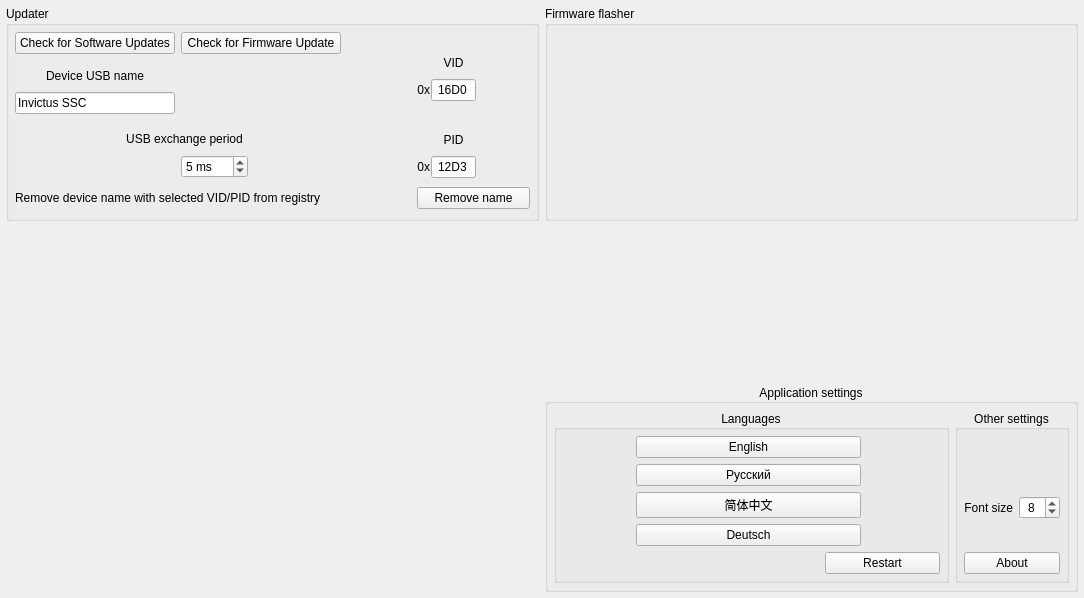
This is src/widgets/adv-settings/advancedsettings.ui in invictuscockpits/HOTASConfigurator as Qt 5 draws it before an edit. The edited form follows.
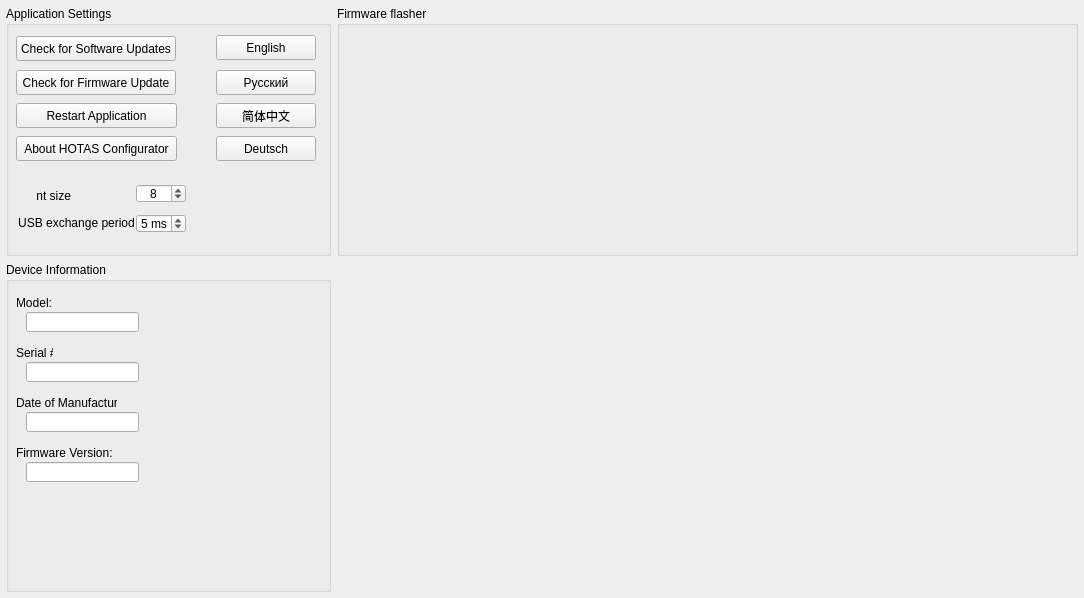
This is the edited form. Icons and pictures are not drawn. Custom widgets are drawn as their Qt base class.

Patch:
```diff
--- a/src/widgets/adv-settings/advancedsettings.ui
+++ b/src/widgets/adv-settings/advancedsettings.ui
@@ -13,7 +13,7 @@
   <property name="windowTitle">
    <string>Form</string>
   </property>
-  <layout class="QGridLayout" name="gridLayout" rowstretch="5,5,5" columnstretch="1,1">
+  <layout class="QGridLayout" name="gridLayout" rowstretch="5,0,0" columnstretch="1,0,0">
    <property name="leftMargin">
     <number>6</number>
    </property>
@@ -26,6 +26,335 @@
    <property name="bottomMargin">
     <number>6</number>
    </property>
+   <item row="0" column="0">
+    <widget class="QGroupBox" name="groupBox_4">
+     <property name="maximumSize">
+      <size>
+       <width>325</width>
+       <height>250</height>
+      </size>
+     </property>
+     <property name="title">
+      <string>Application Settings</string>
+     </property>
+     <widget class="QPushButton" name="pushButton_CheckUpdates">
+      <property name="geometry">
+       <rect>
+        <x>10</x>
+        <y>30</y>
+        <width>160</width>
+        <height>25</height>
+       </rect>
+      </property>
+      <property name="minimumSize">
+       <size>
+        <width>160</width>
+        <height>25</height>
+       </size>
+      </property>
+      <property name="maximumSize">
+       <size>
+        <width>16777215</width>
+        <height>25</height>
+       </size>
+      </property>
+      <property name="text">
+       <string>Check for Software Updates</string>
+      </property>
+     </widget>
+     <widget class="QPushButton" name="pushButton_CheckFirmware">
+      <property name="geometry">
+       <rect>
+        <x>10</x>
+        <y>64</y>
+        <width>160</width>
+        <height>25</height>
+       </rect>
+      </property>
+      <property name="minimumSize">
+       <size>
+        <width>160</width>
+        <height>25</height>
+       </size>
+      </property>
+      <property name="text">
+       <string>Check for Firmware Update</string>
+      </property>
+     </widget>
+     <widget class="QLabel" name="text_USBExchangePeriod">
+      <property name="geometry">
+       <rect>
+        <x>10</x>
+        <y>208</y>
+        <width>121</width>
+        <height>16</height>
+       </rect>
+      </property>
+      <property name="sizePolicy">
+       <sizepolicy hsizetype="Preferred" vsizetype="Preferred">
+        <horstretch>0</horstretch>
+        <verstretch>0</verstretch>
+       </sizepolicy>
+      </property>
+      <property name="text">
+       <string>USB exchange period</string>
+      </property>
+      <property name="alignment">
+       <set>Qt::AlignmentFlag::AlignBottom|Qt::AlignmentFlag::AlignHCenter</set>
+      </property>
+     </widget>
+     <widget class="QSpinBox" name="spinBox_USBExchangePeriod">
+      <property name="geometry">
+       <rect>
+        <x>130</x>
+        <y>208</y>
+        <width>50</width>
+        <height>19</height>
+       </rect>
+      </property>
+      <property name="sizePolicy">
+       <sizepolicy hsizetype="Fixed" vsizetype="Fixed">
+        <horstretch>0</horstretch>
+        <verstretch>0</verstretch>
+       </sizepolicy>
+      </property>
+      <property name="minimumSize">
+       <size>
+        <width>50</width>
+        <height>0</height>
+       </size>
+      </property>
+      <property name="maximumSize">
+       <size>
+        <width>40</width>
+        <height>16777215</height>
+       </size>
+      </property>
+      <property name="frame">
+       <bool>true</bool>
+      </property>
+      <property name="alignment">
+       <set>Qt::AlignmentFlag::AlignLeading|Qt::AlignmentFlag::AlignLeft|Qt::AlignmentFlag::AlignVCenter</set>
+      </property>
+      <property name="correctionMode">
+       <enum>QAbstractSpinBox::CorrectionMode::CorrectToNearestValue</enum>
+      </property>
+      <property name="suffix">
+       <string> ms</string>
+      </property>
+      <property name="minimum">
+       <number>2</number>
+      </property>
+      <property name="maximum">
+       <number>255</number>
+      </property>
+      <property name="value">
+       <number>5</number>
+      </property>
+     </widget>
+     <widget class="QPushButton" name="pushButton_RestartApp">
+      <property name="geometry">
+       <rect>
+        <x>10</x>
+        <y>97</y>
+        <width>161</width>
+        <height>25</height>
+       </rect>
+      </property>
+      <property name="minimumSize">
+       <size>
+        <width>160</width>
+        <height>25</height>
+       </size>
+      </property>
+      <property name="toolTip">
+       <string>Restart for full changes</string>
+      </property>
+      <property name="text">
+       <string>Restart Application</string>
+      </property>
+     </widget>
+     <widget class="QPushButton" name="pushButton_About">
+      <property name="geometry">
+       <rect>
+        <x>10</x>
+        <y>130</y>
+        <width>161</width>
+        <height>25</height>
+       </rect>
+      </property>
+      <property name="minimumSize">
+       <size>
+        <width>160</width>
+        <height>25</height>
+       </size>
+      </property>
+      <property name="text">
+       <string>About HOTAS Configurator</string>
+      </property>
+     </widget>
+     <widget class="QLabel" name="text_FontSize">
+      <property name="geometry">
+       <rect>
+        <x>30</x>
+        <y>180</y>
+        <width>35</width>
+        <height>19</height>
+       </rect>
+      </property>
+      <property name="sizePolicy">
+       <sizepolicy hsizetype="Fixed" vsizetype="Preferred">
+        <horstretch>0</horstretch>
+        <verstretch>0</verstretch>
+       </sizepolicy>
+      </property>
+      <property name="text">
+       <string>Font size</string>
+      </property>
+      <property name="alignment">
+       <set>Qt::AlignmentFlag::AlignRight|Qt::AlignmentFlag::AlignTrailing|Qt::AlignmentFlag::AlignVCenter</set>
+      </property>
+     </widget>
+     <widget class="QSpinBox" name="spinBox_FontSize">
+      <property name="geometry">
+       <rect>
+        <x>130</x>
+        <y>178</y>
+        <width>50</width>
+        <height>19</height>
+       </rect>
+      </property>
+      <property name="sizePolicy">
+       <sizepolicy hsizetype="Fixed" vsizetype="Fixed">
+        <horstretch>0</horstretch>
+        <verstretch>0</verstretch>
+       </sizepolicy>
+      </property>
+      <property name="minimumSize">
+       <size>
+        <width>50</width>
+        <height>0</height>
+       </size>
+      </property>
+      <property name="maximumSize">
+       <size>
+        <width>50</width>
+        <height>16777215</height>
+       </size>
+      </property>
+      <property name="alignment">
+       <set>Qt::AlignmentFlag::AlignCenter</set>
+      </property>
+      <property name="minimum">
+       <number>7</number>
+      </property>
+      <property name="maximum">
+       <number>12</number>
+      </property>
+      <property name="value">
+       <number>8</number>
+      </property>
+     </widget>
+     <widget class="QPushButton" name="pushButton_LangDeutsch">
+      <property name="geometry">
+       <rect>
+        <x>210</x>
+        <y>130</y>
+        <width>100</width>
+        <height>25</height>
+       </rect>
+      </property>
+      <property name="minimumSize">
+       <size>
+        <width>100</width>
+        <height>25</height>
+       </size>
+      </property>
+      <property name="text">
+       <string notr="true">Deutsch</string>
+      </property>
+      <property name="icon">
+       <iconset resource="../../resources.qrc">
+        <normaloff>:/Images/flags/Germany.png</normaloff>:/Images/flags/Germany.png</iconset>
+      </property>
+     </widget>
+     <widget class="QPushButton" name="pushButton_LangEnglish">
+      <property name="geometry">
+       <rect>
+        <x>210</x>
+        <y>29</y>
+        <width>100</width>
+        <height>25</height>
+       </rect>
+      </property>
+      <property name="minimumSize">
+       <size>
+        <width>100</width>
+        <height>25</height>
+       </size>
+      </property>
+      <property name="text">
+       <string notr="true">English</string>
+      </property>
+      <property name="icon">
+       <iconset resource="../../resources.qrc">
+        <normaloff>:/Images/flags/United_Kingdom.png</normaloff>:/Images/flags/United_Kingdom.png</iconset>
+      </property>
+      <property name="iconSize">
+       <size>
+        <width>16</width>
+        <height>16</height>
+       </size>
+      </property>
+     </widget>
+     <widget class="QPushButton" name="pushButton_LangRussian">
+      <property name="geometry">
+       <rect>
+        <x>210</x>
+        <y>64</y>
+        <width>100</width>
+        <height>25</height>
+       </rect>
+      </property>
+      <property name="minimumSize">
+       <size>
+        <width>100</width>
+        <height>25</height>
+       </size>
+      </property>
+      <property name="text">
+       <string notr="true">Русский</string>
+      </property>
+      <property name="icon">
+       <iconset resource="../../resources.qrc">
+        <normaloff>:/Images/flags/Russia.png</normaloff>:/Images/flags/Russia.png</iconset>
+      </property>
+     </widget>
+     <widget class="QPushButton" name="pushButton_LangSChinese">
+      <property name="geometry">
+       <rect>
+        <x>210</x>
+        <y>97</y>
+        <width>100</width>
+        <height>25</height>
+       </rect>
+      </property>
+      <property name="minimumSize">
+       <size>
+        <width>100</width>
+        <height>25</height>
+       </size>
+      </property>
+      <property name="text">
+       <string notr="true">简体中文</string>
+      </property>
+      <property name="icon">
+       <iconset resource="../../resources.qrc">
+        <normaloff>:/Images/flags/china.png</normaloff>:/Images/flags/china.png</iconset>
+      </property>
+     </widget>
+    </widget>
+   </item>
    <item row="0" column="1">
     <widget class="QGroupBox" name="groupBox_2">
      <property name="title">
@@ -47,759 +376,107 @@
      </layout>
     </widget>
    </item>
-   <item row="0" column="0">
+   <item row="1" column="0">
     <widget class="QGroupBox" name="groupBox">
      <property name="title">
-      <string>Updater</string>
+      <string>Device Information</string>
      </property>
-     <layout class="QGridLayout" name="gridLayout_3" columnstretch="1,1,1,5,1,0,0">
-      <property name="leftMargin">
-       <number>6</number>
+     <widget class="QLineEdit" name="line_DeviceModel">
+      <property name="geometry">
+       <rect>
+        <x>20</x>
+        <y>50</y>
+        <width>113</width>
+        <height>20</height>
+       </rect>
       </property>
-      <property name="topMargin">
-       <number>6</number>
+     </widget>
+     <widget class="QLineEdit" name="line_DeviceSerial">
+      <property name="geometry">
+       <rect>
+        <x>20</x>
+        <y>100</y>
+        <width>113</width>
+        <height>20</height>
+       </rect>
       </property>
-      <property name="rightMargin">
-       <number>6</number>
+     </widget>
+     <widget class="QLineEdit" name="line_DeviceDoM">
+      <property name="geometry">
+       <rect>
+        <x>20</x>
+        <y>150</y>
+        <width>113</width>
+        <height>20</height>
+       </rect>
       </property>
-      <property name="bottomMargin">
-       <number>9</number>
+     </widget>
+     <widget class="QLineEdit" name="line_DeviceFwVersion">
+      <property name="geometry">
+       <rect>
+        <x>20</x>
+        <y>200</y>
+        <width>113</width>
+        <height>20</height>
+       </rect>
       </property>
-      <property name="horizontalSpacing">
-       <number>6</number>
+     </widget>
+     <widget class="QLabel" name="label">
+      <property name="geometry">
+       <rect>
+        <x>10</x>
+        <y>35</y>
+        <width>37</width>
+        <height>12</height>
+       </rect>
       </property>
-      <property name="verticalSpacing">
-       <number>9</number>
+      <property name="text">
+       <string>Model:</string>
       </property>
-      <item row="5" column="0">
-       <spacer name="horizontalSpacer_4">
-        <property name="orientation">
-         <enum>Qt::Orientation::Horizontal</enum>
-        </property>
-        <property name="sizeHint" stdset="0">
-         <size>
-          <width>40</width>
-          <height>20</height>
-         </size>
-        </property>
-       </spacer>
-      </item>
-      <item row="5" column="1">
-       <widget class="QSpinBox" name="spinBox_USBExchangePeriod">
-        <property name="sizePolicy">
-         <sizepolicy hsizetype="Fixed" vsizetype="Fixed">
-          <horstretch>0</horstretch>
-          <verstretch>0</verstretch>
-         </sizepolicy>
-        </property>
-        <property name="frame">
-         <bool>true</bool>
-        </property>
-        <property name="alignment">
-         <set>Qt::AlignmentFlag::AlignLeading|Qt::AlignmentFlag::AlignLeft|Qt::AlignmentFlag::AlignVCenter</set>
-        </property>
-        <property name="correctionMode">
-         <enum>QAbstractSpinBox::CorrectionMode::CorrectToNearestValue</enum>
-        </property>
-        <property name="suffix">
-         <string> ms</string>
-        </property>
-        <property name="minimum">
-         <number>2</number>
-        </property>
-        <property name="maximum">
-         <number>255</number>
-        </property>
-        <property name="value">
-         <number>5</number>
-        </property>
-       </widget>
-      </item>
-      <item row="1" column="6">
-       <spacer name="horizontalSpacer_6">
-        <property name="orientation">
-         <enum>Qt::Orientation::Horizontal</enum>
-        </property>
-        <property name="sizeHint" stdset="0">
-         <size>
-          <width>40</width>
-          <height>20</height>
-         </size>
-        </property>
-       </spacer>
-      </item>
-      <item row="4" column="0" colspan="3">
-       <widget class="QLabel" name="text_USBExchangePeriod">
-        <property name="sizePolicy">
-         <sizepolicy hsizetype="Preferred" vsizetype="Preferred">
-          <horstretch>0</horstretch>
-          <verstretch>0</verstretch>
-         </sizepolicy>
-        </property>
-        <property name="text">
-         <string>USB exchange period</string>
-        </property>
-        <property name="alignment">
-         <set>Qt::AlignmentFlag::AlignBottom|Qt::AlignmentFlag::AlignHCenter</set>
-        </property>
-       </widget>
-      </item>
-      <item row="6" column="0" colspan="5">
-       <layout class="QHBoxLayout" name="horizontalLayout" stretch="0,0,0">
-        <property name="spacing">
-         <number>3</number>
-        </property>
-        <item>
-         <widget class="QLabel" name="text_removeName">
-          <property name="toolTip">
-           <string>&lt;html&gt;&lt;head/&gt;&lt;body&gt;&lt;p&gt;Sometimes Windows does not update the name in gaming devices and needs to be removed from the registry. This happens automatically when the config is written, but manual deletion may be required when the device is disconnected.&lt;/p&gt;&lt;/body&gt;&lt;/html&gt;</string>
-          </property>
-          <property name="text">
-           <string>Remove device name with selected VID/PID from registry</string>
-          </property>
-         </widget>
-        </item>
-        <item>
-         <widget class="InfoLabel" name="info_removeName">
-          <property name="toolTip">
-           <string>&lt;html&gt;&lt;head/&gt;&lt;body&gt;&lt;p&gt;Sometimes Windows does not update the name in gaming devices and needs to be removed from the registry. This happens automatically when the config is written, but manual deletion may be required when the device is disconnected.&lt;/p&gt;&lt;/body&gt;&lt;/html&gt;</string>
-          </property>
-          <property name="text">
-           <string/>
-          </property>
-         </widget>
-        </item>
-        <item>
-         <spacer name="horizontalSpacer">
-          <property name="orientation">
-           <enum>Qt::Orientation::Horizontal</enum>
-          </property>
-          <property name="sizeHint" stdset="0">
-           <size>
-            <width>40</width>
-            <height>20</height>
-           </size>
-          </property>
-         </spacer>
-        </item>
-       </layout>
-      </item>
-      <item row="5" column="2">
-       <spacer name="horizontalSpacer_3">
-        <property name="orientation">
-         <enum>Qt::Orientation::Horizontal</enum>
-        </property>
-        <property name="sizeHint" stdset="0">
-         <size>
-          <width>40</width>
-          <height>20</height>
-         </size>
-        </property>
-       </spacer>
-      </item>
-      <item row="0" column="5" rowspan="6">
-       <layout class="QGridLayout" name="gridLayout_2">
-        <property name="topMargin">
-         <number>0</number>
-        </property>
-        <property name="horizontalSpacing">
-         <number>1</number>
-        </property>
-        <property name="verticalSpacing">
-         <number>9</number>
-        </property>
-        <item row="1" column="0">
-         <widget class="QLabel" name="text_VID_0x">
-          <property name="sizePolicy">
-           <sizepolicy hsizetype="Preferred" vsizetype="Preferred">
-            <horstretch>0</horstretch>
-            <verstretch>0</verstretch>
-           </sizepolicy>
-          </property>
-          <property name="text">
-           <string notr="true">0x</string>
-          </property>
-          <property name="alignment">
-           <set>Qt::AlignmentFlag::AlignRight|Qt::AlignmentFlag::AlignTrailing|Qt::AlignmentFlag::AlignVCenter</set>
-          </property>
-         </widget>
-        </item>
-        <item row="1" column="1">
-         <widget class="QLineEdit" name="lineEdit_VID">
-          <property name="enabled">
-           <bool>true</bool>
-          </property>
-          <property name="sizePolicy">
-           <sizepolicy hsizetype="Minimum" vsizetype="Fixed">
-            <horstretch>0</horstretch>
-            <verstretch>0</verstretch>
-           </sizepolicy>
-          </property>
-          <property name="maximumSize">
-           <size>
-            <width>45</width>
-            <height>16777215</height>
-           </size>
-          </property>
-          <property name="inputMask">
-           <string notr="true">HHHH</string>
-          </property>
-          <property name="text">
-           <string notr="true">16D0</string>
-          </property>
-          <property name="alignment">
-           <set>Qt::AlignmentFlag::AlignCenter</set>
-          </property>
-         </widget>
-        </item>
-        <item row="3" column="1">
-         <widget class="QLineEdit" name="lineEdit_PID">
-          <property name="sizePolicy">
-           <sizepolicy hsizetype="Minimum" vsizetype="Fixed">
-            <horstretch>0</horstretch>
-            <verstretch>0</verstretch>
-           </sizepolicy>
-          </property>
-          <property name="maximumSize">
-           <size>
-            <width>45</width>
-            <height>16777215</height>
-           </size>
-          </property>
-          <property name="inputMask">
-           <string notr="true">HHHH</string>
-          </property>
-          <property name="text">
-           <string notr="true">12D3</string>
-          </property>
-          <property name="alignment">
-           <set>Qt::AlignmentFlag::AlignCenter</set>
-          </property>
-         </widget>
-        </item>
-        <item row="2" column="1">
-         <widget class="QLabel" name="text_PID">
-          <property name="sizePolicy">
-           <sizepolicy hsizetype="Minimum" vsizetype="Preferred">
-            <horstretch>0</horstretch>
-            <verstretch>0</verstretch>
-           </sizepolicy>
-          </property>
-          <property name="text">
-           <string>PID</string>
-          </property>
-          <property name="alignment">
-           <set>Qt::AlignmentFlag::AlignBottom|Qt::AlignmentFlag::AlignHCenter</set>
-          </property>
-         </widget>
-        </item>
-        <item row="0" column="1">
-         <widget class="QLabel" name="text_VID">
-          <property name="sizePolicy">
-           <sizepolicy hsizetype="Minimum" vsizetype="Preferred">
-            <horstretch>0</horstretch>
-            <verstretch>0</verstretch>
-           </sizepolicy>
-          </property>
-          <property name="text">
-           <string>VID</string>
-          </property>
-          <property name="alignment">
-           <set>Qt::AlignmentFlag::AlignBottom|Qt::AlignmentFlag::AlignHCenter</set>
-          </property>
-         </widget>
-        </item>
-        <item row="3" column="0">
-         <widget class="QLabel" name="text_PID_0x">
-          <property name="sizePolicy">
-           <sizepolicy hsizetype="Preferred" vsizetype="Preferred">
-            <horstretch>0</horstretch>
-            <verstretch>0</verstretch>
-           </sizepolicy>
-          </property>
-          <property name="text">
-           <string notr="true">0x</string>
-          </property>
-          <property name="alignment">
-           <set>Qt::AlignmentFlag::AlignRight|Qt::AlignmentFlag::AlignTrailing|Qt::AlignmentFlag::AlignVCenter</set>
-          </property>
-         </widget>
-        </item>
-        <item row="1" column="2">
-         <widget class="InfoLabel" name="info_VID">
-          <property name="sizePolicy">
-           <sizepolicy hsizetype="Fixed" vsizetype="Fixed">
-            <horstretch>0</horstretch>
-            <verstretch>0</verstretch>
-           </sizepolicy>
-          </property>
-          <property name="maximumSize">
-           <size>
-            <width>18</width>
-            <height>18</height>
-           </size>
-          </property>
-          <property name="toolTip">
-           <string>&lt;html&gt;&lt;head/&gt;&lt;body&gt;&lt;p&gt;You're grown, so do what you want. but changing these values can brick the device.  That is not covered by warranty.&lt;/p&gt;&lt;/body&gt;&lt;/html&gt;</string>
-          </property>
-          <property name="text">
-           <string/>
-          </property>
-          <property name="pixmap">
-           <pixmap resource="../../resources.qrc">:/Images/warning_icon.svg</pixmap>
-          </property>
-          <property name="scaledContents">
-           <bool>true</bool>
-          </property>
-          <property name="margin">
-           <number>1</number>
-          </property>
-         </widget>
-        </item>
-        <item row="3" column="2">
-         <widget class="InfoLabel" name="info_PID">
-          <property name="sizePolicy">
-           <sizepolicy hsizetype="Fixed" vsizetype="Fixed">
-            <horstretch>0</horstretch>
-            <verstretch>0</verstretch>
-           </sizepolicy>
-          </property>
-          <property name="maximumSize">
-           <size>
-            <width>18</width>
-            <height>18</height>
-           </size>
-          </property>
-          <property name="toolTip">
-           <string>&lt;html&gt;&lt;head/&gt;&lt;body&gt;&lt;p&gt;You're grown, so do what you want. but changing these values can brick the device.  That is not covered by warranty.&lt;/p&gt;&lt;/body&gt;&lt;/html&gt;</string>
-          </property>
-          <property name="text">
-           <string/>
-          </property>
-          <property name="pixmap">
-           <pixmap resource="../../resources.qrc">:/Images/warning_icon.svg</pixmap>
-          </property>
-          <property name="scaledContents">
-           <bool>true</bool>
-          </property>
-          <property name="margin">
-           <number>1</number>
-          </property>
-         </widget>
-        </item>
-       </layout>
-      </item>
-      <item row="5" column="3">
-       <spacer name="horizontalSpacer_2">
-        <property name="orientation">
-         <enum>Qt::Orientation::Horizontal</enum>
-        </property>
-        <property name="sizeHint" stdset="0">
-         <size>
-          <width>40</width>
-          <height>20</height>
-         </size>
-        </property>
-       </spacer>
-      </item>
-      <item row="6" column="5" colspan="2">
-       <widget class="QPushButton" name="pushButton_removeName">
-        <property name="toolTip">
-         <string>&lt;html&gt;&lt;head/&gt;&lt;body&gt;&lt;p&gt;Sometimes Windows does not update the name in gaming devices and needs to be removed from the registry. This happens automatically when the config is written, but manual deletion may be required when the device is disconnected.&lt;/p&gt;&lt;/body&gt;&lt;/html&gt;</string>
-        </property>
-        <property name="text">
-         <string>Remove name</string>
-        </property>
-       </widget>
-      </item>
-      <item row="1" column="4">
-       <spacer name="horizontalSpacer_5">
-        <property name="orientation">
-         <enum>Qt::Orientation::Horizontal</enum>
-        </property>
-        <property name="sizeHint" stdset="0">
-         <size>
-          <width>40</width>
-          <height>20</height>
-         </size>
-        </property>
-       </spacer>
-      </item>
-      <item row="2" column="0">
-       <widget class="QLineEdit" name="lineEdit_DeviceUSBName">
-        <property name="sizePolicy">
-         <sizepolicy hsizetype="Expanding" vsizetype="Fixed">
-          <horstretch>0</horstretch>
-          <verstretch>0</verstretch>
-         </sizepolicy>
-        </property>
-        <property name="minimumSize">
-         <size>
-          <width>120</width>
-          <height>0</height>
-         </size>
-        </property>
-        <property name="text">
-         <string notr="true">Invictus SSC</string>
-        </property>
-        <property name="maxLength">
-         <number>26</number>
-        </property>
-       </widget>
-      </item>
-      <item row="1" column="0">
-       <widget class="QLabel" name="text_DeviceUSBName">
-        <property name="sizePolicy">
-         <sizepolicy hsizetype="Preferred" vsizetype="Preferred">
-          <horstretch>0</horstretch>
-          <verstretch>0</verstretch>
-         </sizepolicy>
-        </property>
-        <property name="text">
-         <string>Device USB name</string>
-        </property>
-        <property name="alignment">
-         <set>Qt::AlignmentFlag::AlignBottom|Qt::AlignmentFlag::AlignHCenter</set>
-        </property>
-       </widget>
-      </item>
-      <item row="0" column="0">
-       <widget class="QPushButton" name="pushButton_CheckUpdates">
-        <property name="minimumSize">
-         <size>
-          <width>160</width>
-          <height>0</height>
-         </size>
-        </property>
-        <property name="text">
-         <string>Check for Software Updates</string>
-        </property>
-       </widget>
-      </item>
-      <item row="0" column="1">
-       <widget class="QPushButton" name="pushButton_CheckFirmware">
-        <property name="minimumSize">
-         <size>
-          <width>160</width>
-          <height>0</height>
-         </size>
-        </property>
-        <property name="text">
-         <string>Check for Firmware Update</string>
-        </property>
-       </widget>
-      </item>
-     </layout>
-    </widget>
-   </item>
-   <item row="1" column="1">
-    <spacer name="verticalSpacer_2">
-     <property name="orientation">
-      <enum>Qt::Orientation::Vertical</enum>
-     </property>
-     <property name="sizeHint" stdset="0">
-      <size>
-       <width>20</width>
-       <height>40</height>
-      </size>
-     </property>
-    </spacer>
-   </item>
-   <item row="2" column="1">
-    <widget class="QGroupBox" name="groupBox_3">
-     <property name="title">
-      <string>Application settings</string>
-     </property>
-     <property name="alignment">
-      <set>Qt::AlignmentFlag::AlignCenter</set>
-     </property>
-     <layout class="QGridLayout" name="gridLayout_4" rowstretch="0,0" columnstretch="3,0">
-      <property name="leftMargin">
-       <number>6</number>
+     </widget>
+     <widget class="QLabel" name="label_2">
+      <property name="geometry">
+       <rect>
+        <x>10</x>
+        <y>85</y>
+        <width>37</width>
+        <height>12</height>
+       </rect>
       </property>
-      <property name="topMargin">
-       <number>6</number>
+      <property name="text">
+       <string>Serial #:</string>
       </property>
-      <property name="rightMargin">
-       <number>6</number>
+     </widget>
+     <widget class="QLabel" name="label_3">
+      <property name="geometry">
+       <rect>
+        <x>10</x>
+        <y>133</y>
+        <width>101</width>
+        <height>16</height>
+       </rect>
       </property>
-      <property name="bottomMargin">
-       <number>6</number>
+      <property name="text">
+       <string>Date of Manufacture:</string>
       </property>
-      <item row="1" column="0">
-       <widget class="QGroupBox" name="groupBox_5">
-        <property name="title">
-         <string>Languages</string>
-        </property>
-        <property name="alignment">
-         <set>Qt::AlignmentFlag::AlignCenter</set>
-        </property>
-        <layout class="QGridLayout" name="layoutG_Lang" rowstretch="0,0,0,0,0" columnstretch="2,5,1,2">
-         <property name="leftMargin">
-          <number>6</number>
-         </property>
-         <property name="topMargin">
-          <number>6</number>
-         </property>
-         <property name="rightMargin">
-          <number>6</number>
-         </property>
-         <property name="bottomMargin">
-          <number>6</number>
-         </property>
-         <item row="2" column="0">
-          <spacer name="horizontalSpacer_8">
-           <property name="orientation">
-            <enum>Qt::Orientation::Horizontal</enum>
-           </property>
-           <property name="sizeHint" stdset="0">
-            <size>
-             <width>40</width>
-             <height>20</height>
-            </size>
-           </property>
-          </spacer>
-         </item>
-         <item row="3" column="3">
-          <spacer name="horizontalSpacer_7">
-           <property name="orientation">
-            <enum>Qt::Orientation::Horizontal</enum>
-           </property>
-           <property name="sizeHint" stdset="0">
-            <size>
-             <width>40</width>
-             <height>20</height>
-            </size>
-           </property>
-          </spacer>
-         </item>
-         <item row="4" column="2" colspan="2">
-          <widget class="QPushButton" name="pushButton_RestartApp">
-           <property name="toolTip">
-            <string>Restart for full changes</string>
-           </property>
-           <property name="text">
-            <string>Restart</string>
-           </property>
-          </widget>
-         </item>
-         <item row="3" column="1" colspan="2">
-          <widget class="QPushButton" name="pushButton_LangDeutsch">
-           <property name="text">
-            <string notr="true">Deutsch</string>
-           </property>
-           <property name="icon">
-            <iconset resource="../../resources.qrc">
-             <normaloff>:/Images/flags/Germany.png</normaloff>:/Images/flags/Germany.png</iconset>
-           </property>
-          </widget>
-         </item>
-         <item row="4" column="1">
-          <spacer name="horizontalSpacer_9">
-           <property name="orientation">
-            <enum>Qt::Orientation::Horizontal</enum>
-           </property>
-           <property name="sizeHint" stdset="0">
-            <size>
-             <width>40</width>
-             <height>20</height>
-            </size>
-           </property>
-          </spacer>
-         </item>
-         <item row="2" column="1" colspan="2">
-          <widget class="QPushButton" name="pushButton_LangSChinese">
-           <property name="text">
-            <string notr="true">简体中文</string>
-           </property>
-           <property name="icon">
-            <iconset resource="../../resources.qrc">
-             <normaloff>:/Images/flags/china.png</normaloff>:/Images/flags/china.png</iconset>
-           </property>
-          </widget>
-         </item>
-         <item row="1" column="1" colspan="2">
-          <widget class="QPushButton" name="pushButton_LangRussian">
-           <property name="text">
-            <string notr="true">Русский</string>
-           </property>
-           <property name="icon">
-            <iconset resource="../../resources.qrc">
-             <normaloff>:/Images/flags/Russia.png</normaloff>:/Images/flags/Russia.png</iconset>
-           </property>
-          </widget>
-         </item>
-         <item row="0" column="1" colspan="2">
-          <widget class="QPushButton" name="pushButton_LangEnglish">
-           <property name="text">
-            <string notr="true">English</string>
-           </property>
-           <property name="icon">
-            <iconset resource="../../resources.qrc">
-             <normaloff>:/Images/flags/United_Kingdom.png</normaloff>:/Images/flags/United_Kingdom.png</iconset>
-           </property>
-           <property name="iconSize">
-            <size>
-             <width>16</width>
-             <height>16</height>
-            </size>
-           </property>
-          </widget>
-         </item>
-        </layout>
-        <zorder>pushButton_LangSChinese</zorder>
-        <zorder>pushButton_LangEnglish</zorder>
-        <zorder>pushButton_LangRussian</zorder>
-        <zorder>pushButton_LangDeutsch</zorder>
-        <zorder>pushButton_RestartApp</zorder>
-       </widget>
-      </item>
-      <item row="1" column="1">
-       <widget class="QGroupBox" name="groupBox_6">
-        <property name="title">
-         <string>Other settings</string>
-        </property>
-        <property name="alignment">
-         <set>Qt::AlignmentFlag::AlignCenter</set>
-        </property>
-        <layout class="QGridLayout" name="gridLayout_7" columnstretch="0,0">
-         <property name="leftMargin">
-          <number>6</number>
-         </property>
-         <property name="topMargin">
-          <number>6</number>
-         </property>
-         <property name="rightMargin">
-          <number>6</number>
-         </property>
-         <property name="bottomMargin">
-          <number>6</number>
-         </property>
-         <item row="2" column="1">
-          <widget class="QPushButton" name="pushButton_About">
-           <property name="text">
-            <string>About</string>
-           </property>
-          </widget>
-         </item>
-         <item row="1" column="1">
-          <layout class="QGridLayout" name="gridLayout_5">
-           <property name="leftMargin">
-            <number>0</number>
-           </property>
-           <item row="0" column="1">
-            <spacer name="verticalSpacer">
-             <property name="orientation">
-              <enum>Qt::Orientation::Vertical</enum>
-             </property>
-             <property name="sizeHint" stdset="0">
-              <size>
-               <width>20</width>
-               <height>40</height>
-              </size>
-             </property>
-            </spacer>
-           </item>
-           <item row="2" column="1">
-            <spacer name="verticalSpacer_3">
-             <property name="orientation">
-              <enum>Qt::Orientation::Vertical</enum>
-             </property>
-             <property name="sizeHint" stdset="0">
-              <size>
-               <width>20</width>
-               <height>40</height>
-              </size>
-             </property>
-            </spacer>
-           </item>
-           <item row="1" column="1">
-            <widget class="QSpinBox" name="spinBox_FontSize">
-             <property name="sizePolicy">
-              <sizepolicy hsizetype="Fixed" vsizetype="Fixed">
-               <horstretch>0</horstretch>
-               <verstretch>0</verstretch>
-              </sizepolicy>
-             </property>
-             <property name="alignment">
-              <set>Qt::AlignmentFlag::AlignCenter</set>
-             </property>
-             <property name="minimum">
-              <number>7</number>
-             </property>
-             <property name="maximum">
-              <number>12</number>
-             </property>
-             <property name="value">
-              <number>8</number>
-             </property>
-            </widget>
-           </item>
-           <item row="1" column="0">
-            <widget class="QLabel" name="text_FontSize">
-             <property name="sizePolicy">
-              <sizepolicy hsizetype="Fixed" vsizetype="Preferred">
-               <horstretch>0</horstretch>
-               <verstretch>0</verstretch>
-              </sizepolicy>
-             </property>
-             <property name="text">
-              <string>Font size</string>
-             </property>
-             <property name="alignment">
-              <set>Qt::AlignmentFlag::AlignRight|Qt::AlignmentFlag::AlignTrailing|Qt::AlignmentFlag::AlignVCenter</set>
-             </property>
-            </widget>
-           </item>
-          </layout>
-         </item>
-         <item row="0" column="1">
-          <layout class="QHBoxLayout" name="horizontalLayout_3" stretch="2">
-           <property name="spacing">
-            <number>0</number>
-           </property>
-           <property name="rightMargin">
-            <number>0</number>
-           </property>
-           <item>
-            <widget class="SwitchButton" name="widget_StyleSwitch" native="true">
-             <property name="minimumSize">
-              <size>
-               <width>0</width>
-               <height>27</height>
-              </size>
-             </property>
-             <property name="maximumSize">
-              <size>
-               <width>60</width>
-               <height>28</height>
-              </size>
-             </property>
-            </widget>
-           </item>
-          </layout>
-         </item>
-        </layout>
-       </widget>
-      </item>
-     </layout>
+     </widget>
+     <widget class="QLabel" name="label_4">
+      <property name="geometry">
+       <rect>
+        <x>10</x>
+        <y>183</y>
+        <width>101</width>
+        <height>16</height>
+       </rect>
+      </property>
+      <property name="text">
+       <string>Firmware Version:</string>
+      </property>
+     </widget>
     </widget>
    </item>
   </layout>
  </widget>
- <customwidgets>
-  <customwidget>
-   <class>InfoLabel</class>
-   <extends>QLabel</extends>
-   <header>infolabel.h</header>
-  </customwidget>
-  <customwidget>
-   <class>SwitchButton</class>
-   <extends>QWidget</extends>
-   <header>switchbutton.h</header>
-   <container>1</container>
-  </customwidget>
- </customwidgets>
  <resources>
   <include location="../../resources.qrc"/>
   <include location="../../resources.qrc"/>
```
